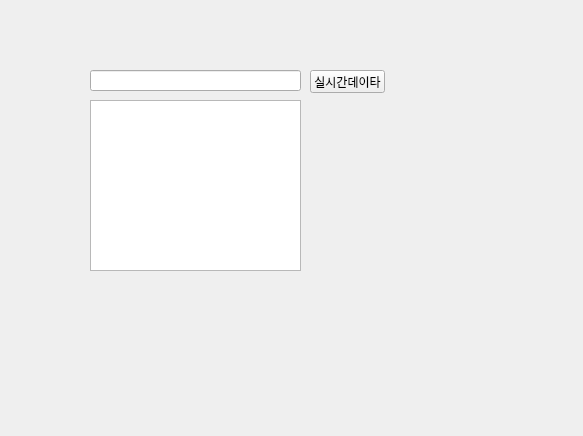
Old version of the form kiwoom/work/ui/kiwoom/condition.search.ui in the repository wangta69/python.
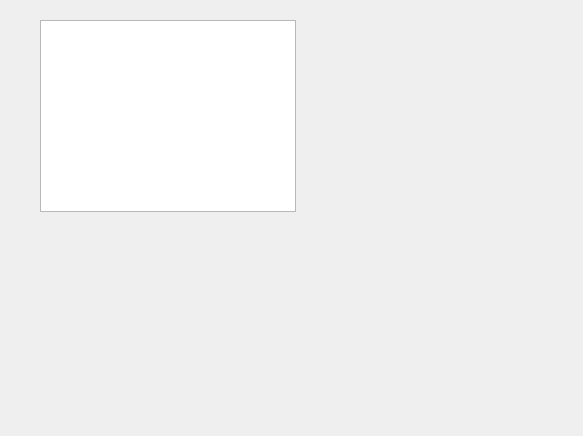
New version of the form.

Patch:
```diff
--- a/kiwoom/work/ui/kiwoom/condition.search.ui
+++ b/kiwoom/work/ui/kiwoom/condition.search.ui
@@ -13,39 +13,16 @@
   <property name="windowTitle">
    <string>Form</string>
   </property>
-  <widget class="QLineEdit" name="lineEdit">
+  <widget class="QListWidget" name="listWidget">
    <property name="geometry">
     <rect>
-     <x>90</x>
-     <y>70</y>
-     <width>211</width>
-     <height>21</height>
+     <x>40</x>
+     <y>20</y>
+     <width>256</width>
+     <height>192</height>
     </rect>
    </property>
   </widget>
-  <widget class="QListView" name="listView">
-   <property name="geometry">
-    <rect>
-     <x>90</x>
-     <y>100</y>
-     <width>211</width>
-     <height>171</height>
-    </rect>
-   </property>
-  </widget>
-  <widget class="QPushButton" name="realtimeData">
-   <property name="geometry">
-    <rect>
-     <x>310</x>
-     <y>70</y>
-     <width>75</width>
-     <height>23</height>
-    </rect>
-   </property>
-   <property name="text">
-    <string>실시간데이타</string>
-   </property>
-  </widget>
  </widget>
  <resources/>
  <connections/>
```
